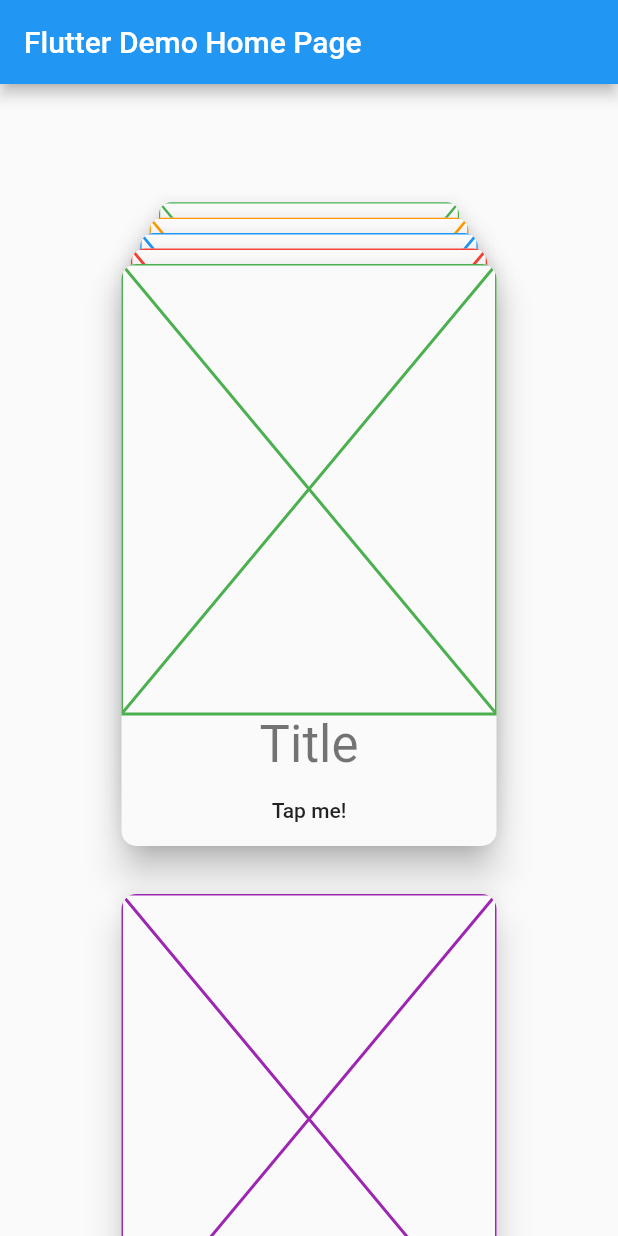
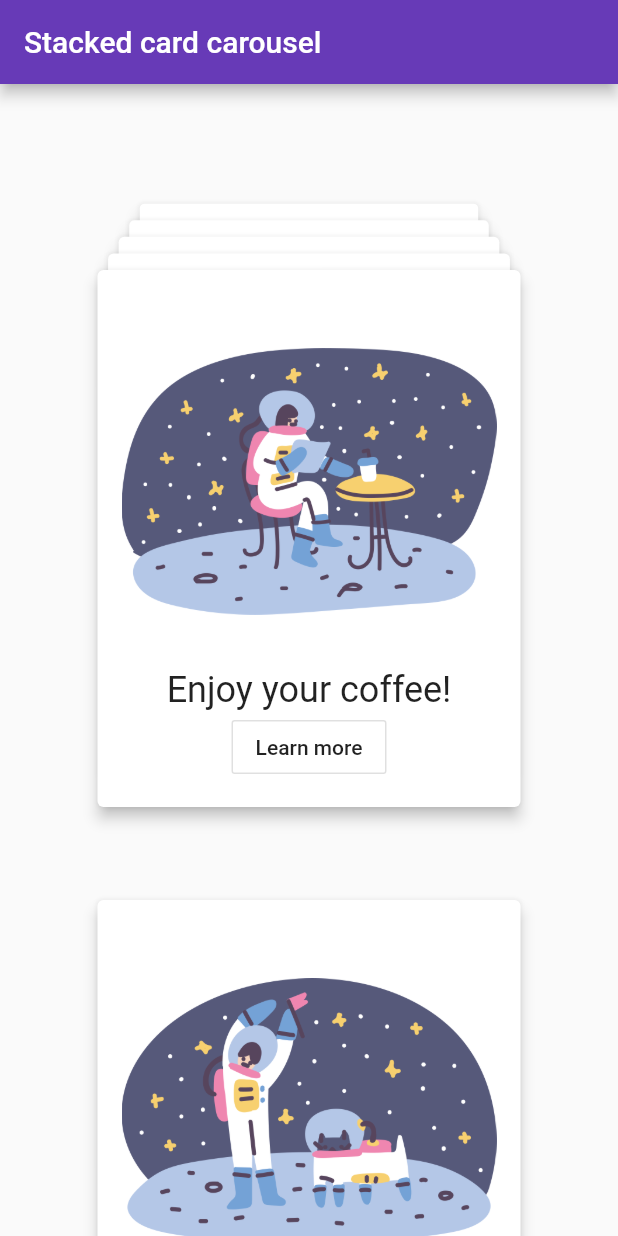
Before and after one commit to grihlo/stacked_card_carousel, a Flutter app: the screen it shows after launch, swiped to page 5, on a phone screen of 412 x 824 dp. Run offline on Flutter 3.47's test engine with Material 2 defaults, Android fonts, the phone set to English and light mode, and no system bars.

Commit message:
prepare for publish

```diff
--- a/example/lib/main.dart
+++ b/example/lib/main.dart
@@ -7,11 +7,11 @@ class MyApp extends StatelessWidget {
   @override
   Widget build(BuildContext context) {
     return MaterialApp(
-      title: 'Flutter Demo',
+      title: 'Stacked card carousel',
       theme: ThemeData(
-        primarySwatch: Colors.blue,
+        primarySwatch: Colors.deepPurple,
       ),
-      home: MyHomePage(title: 'Flutter Demo Home Page'),
+      home: MyHomePage(title: 'Stacked card carousel'),
     );
   }
 }
@@ -22,22 +22,28 @@ class MyHomePage extends StatelessWidget {
 
   final List<Widget> fancyCards = [
     FancyCard(
-      color: Colors.green,
+      image: Image.asset("assets/pluto-done.png"),
+      title: "Say hello to planets!",
     ),
     FancyCard(
-      color: Colors.orange,
+      image: Image.asset("assets/pluto-fatal-error.png"),
+      title: "Don't be sad!",
     ),
     FancyCard(
-      color: Colors.blue,
+      image: Image.asset("assets/pluto-coming-soon.png"),
+      title: "Go for a walk!",
     ),
     FancyCard(
-      color: Colors.red,
+      image: Image.asset("assets/pluto-sign-up.png"),
+      title: "Try teleportation!",
     ),
     FancyCard(
-      color: Colors.green,
+      image: Image.asset("assets/pluto-waiting.png"),
+      title: "Enjoy your coffee!",
     ),
     FancyCard(
-      color: Colors.purple,
+      image: Image.asset("assets/pluto-welcome.png"),
+      title: "Play with your cat!",
     ),
   ];
 
@@ -55,32 +61,39 @@ class MyHomePage extends StatelessWidget {
 }
 
 class FancyCard extends StatelessWidget {
-  const FancyCard({Key key, this.color}) : super(key: key);
+  const FancyCard({
+    Key key,
+    this.image,
+    this.title,
+  }) : super(key: key);
 
-  final Color color;
+  final Image image;
+  final String title;
 
   @override
   Widget build(BuildContext context) {
-    return Material(
-        clipBehavior: Clip.antiAlias,
-        elevation: 10.0,
-        borderRadius: const BorderRadius.all(Radius.circular(10)),
+    return Card(
+      elevation: 4.0,
+      child: Padding(
+        padding: EdgeInsets.all(16.0),
         child: Column(
           children: <Widget>[
             Container(
               width: 250,
-              height: 300,
-              child: Placeholder(color: color),
+              height: 250,
+              child: image,
             ),
             Text(
-              "Title",
-              style: Theme.of(context).textTheme.display1,
+              title,
+              style: Theme.of(context).textTheme.headline5,
             ),
-            FlatButton(
-              child: Text("Tap me!"),
+            OutlineButton(
+              child: Text("Learn more"),
               onPressed: () => print("Button was tapped"),
             ),
           ],
-        ));
+        ),
+      ),
+    );
   }
 }
--- a/example/pubspec.yaml
+++ b/example/pubspec.yaml
@@ -19,3 +19,5 @@ dev_dependencies:
 
 flutter:
   uses-material-design: true
+  assets:
+    - assets/
--- a/pubspec.yaml
+++ b/pubspec.yaml
@@ -1,8 +1,8 @@
 name: stacked_card_carousel
-description: Animated carousel widget with stacked cards.
+description: Vertical carousel widget with stacked cards.
 version: 0.0.1
 author: Grigori Hlopkov
-homepage:
+homepage: https://github.com/grihlo/stacked_card_carousel
 
 environment:
   sdk: ">=2.1.0 <3.0.0"
```
Also changed, not shown: example/assets/pluto-coming-soon.png (added), example/assets/pluto-done.png (added), example/assets/pluto-fatal-error.png (added), example/assets/pluto-order-completed.png (added), example/assets/pluto-sign-up.png (added), example/assets/pluto-uploading-1.png (added), example/assets/pluto-waiting.png (added), example/assets/pluto-welcome.png (added), pubspec.lock, 2 other files.
